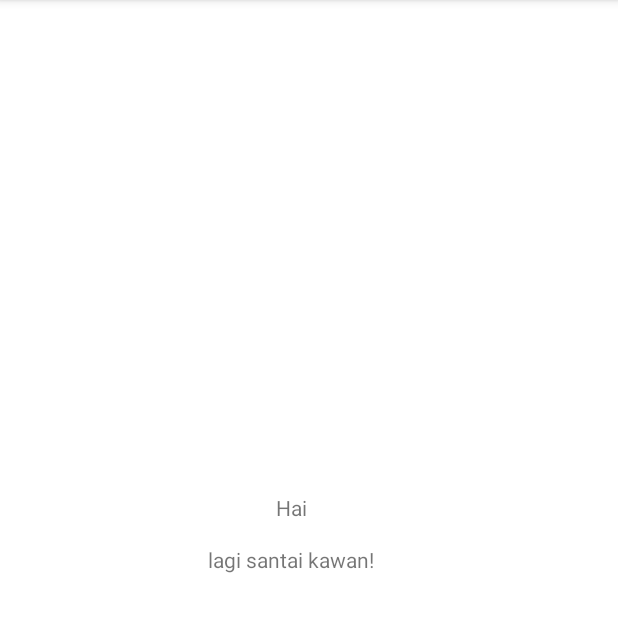
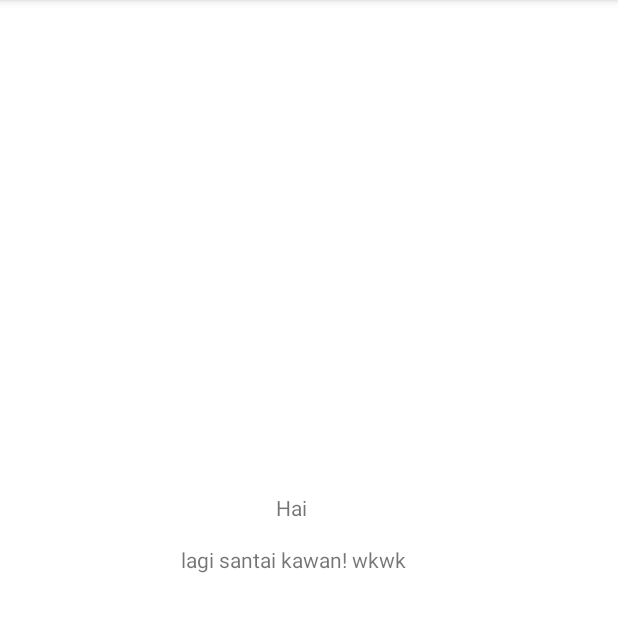
Before and after one commit to miya3333/projectmobileapp, an Android app: the screen it shows after launch (MainActivity), on a phone screen of 412 x 824 dp, the part 84-716 px from its top. Run offline under Robolectric (Android 15) with nearby library versions, the phone set to English and light mode, and no system bars.

Commit message:
change text

```diff
--- a/app/src/main/res/layout/activity_main.xml
+++ b/app/src/main/res/layout/activity_main.xml
@@ -9,7 +9,7 @@
     <TextView
         android:layout_width="wrap_content"
         android:layout_height="wrap_content"
-        android:text="lagi santai kawan!"
+        android:text="lagi santai kawan! wkwk"
         app:layout_constraintBottom_toBottomOf="parent"
         app:layout_constraintEnd_toEndOf="parent"
         app:layout_constraintHorizontal_bias="0.461"
```
